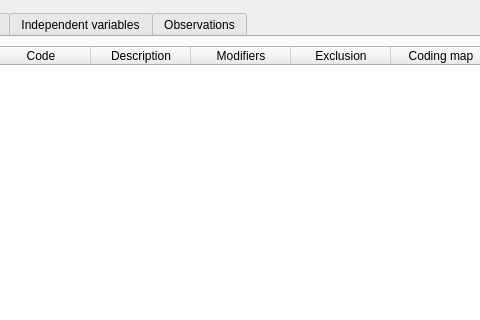
Before: the Qt Designer form project.ui in olivierfriard/BORIS, drawn with Qt 5; both pictures show x 232 to 712 and y 0 to 320 of the 987 by 578 pixel window.
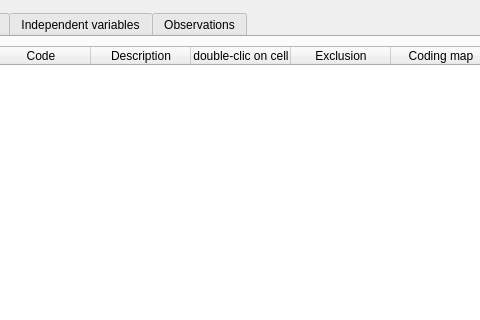
After: the same form once the commit is applied.

Patch:
```diff
--- a/project.ui
+++ b/project.ui
@@ -159,7 +159,7 @@
                </column>
                <column>
                 <property name="text">
-                 <string>Modifiers</string>
+                 <string>Modifiers (double-clic on cell to modify)</string>
                 </property>
                </column>
                <column>
```
